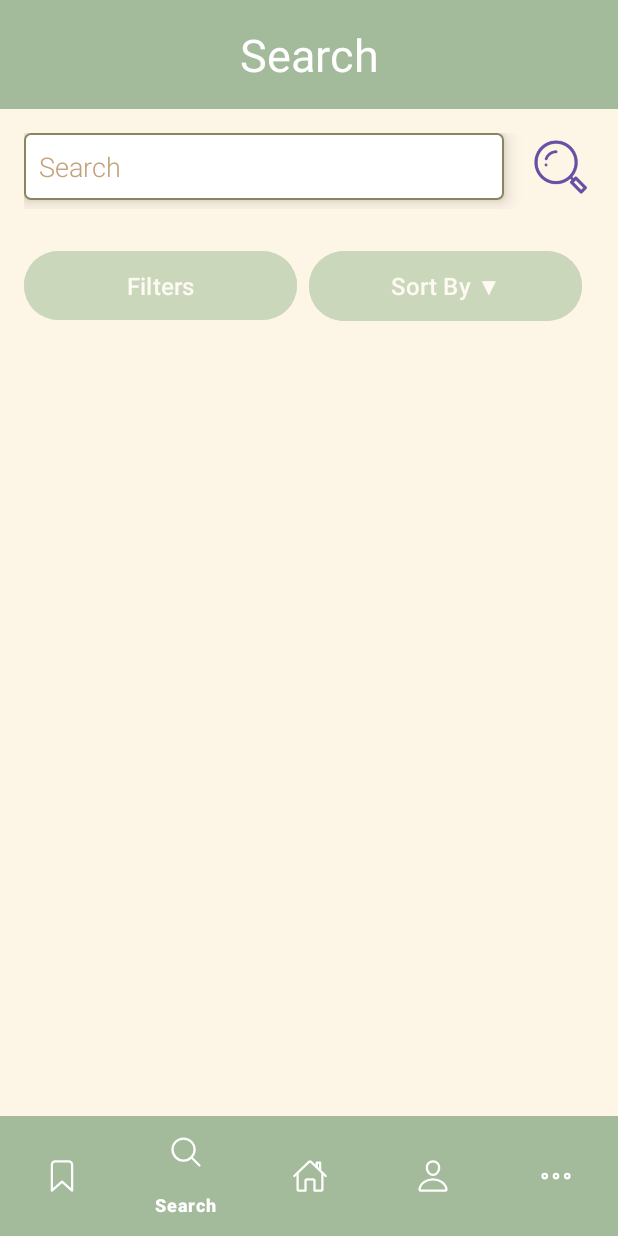
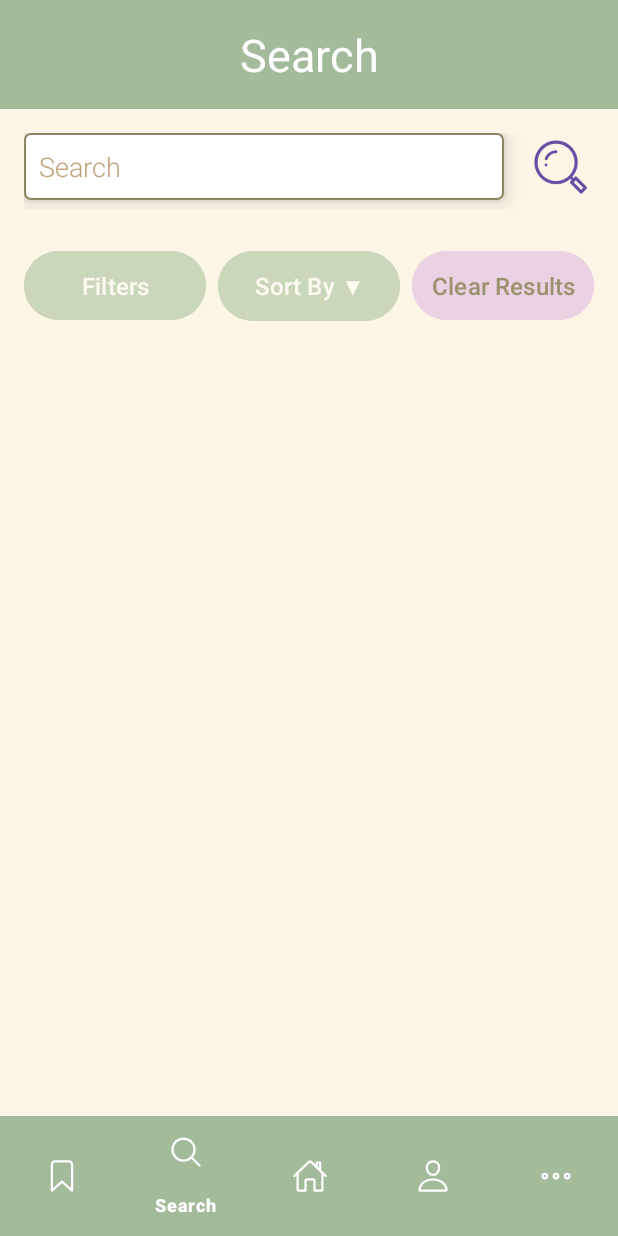
Before and after one commit to ittybittyfishy/Bookit, an Android app: the fragment SearchFragment placed in its activity, item 2 of the bottom bar chosen, on a phone screen of 412 x 824 dp. Run offline under Robolectric (Android 15) with nearby library versions, the phone set to English and light mode, and no system bars; our stand-ins replace CircleImageView, Firebase (no records; nobody signed in at launch, a user with empty details on screens opened directly); pictures from the network do not load.

Commit message:
Clear filters work, search button clears option, clear button stays visible, stuff works except for the filtering is all wonkey now

```diff
--- a/BookNook/app/src/main/java/com/example/booknook/fragments/SearchFragment.kt
+++ b/BookNook/app/src/main/java/com/example/booknook/fragments/SearchFragment.kt
@@ -62,6 +62,9 @@ class SearchFragment : Fragment(), BookAdapter.RecyclerViewEvent {
         bookAdapter = BookAdapter(bookList, this)
         recyclerView.adapter = bookAdapter
 
+        filtersButton.alpha = 0.5f
+        sortByButton.alpha = 0.5f
+
         // Check for clear search flag in arguments
         arguments?.getBoolean("clearSearch")?.let { shouldClearSearch ->
             if (shouldClearSearch) {
@@ -71,7 +74,7 @@ class SearchFragment : Fragment(), BookAdapter.RecyclerViewEvent {
 
         searchButton.setOnClickListener {
             performSearch()
-            clearResultsButton.visibility = View.VISIBLE
+            showClearButton() // Make sure the clear button is visible after performing a search
         }
 
         clearResultsButton.setOnClickListener {
@@ -83,44 +86,44 @@ class SearchFragment : Fragment(), BookAdapter.RecyclerViewEvent {
                 Toast.makeText(activity, "Please enter a search query first", Toast.LENGTH_SHORT).show()
             } else {
                 navigateToFilters()
+                showClearButton() // Keep the clear button visible when applying filters
+                // Set alpha back to 1.0 (fully visible) when there's a valid query
+                sortByButton.alpha = 1.0f
             }
         }
 
         sortByButton.setOnClickListener {
             if (currentQuery.isNullOrBlank()) {
                 Toast.makeText(activity, "Please enter a search query first", Toast.LENGTH_SHORT).show()
+                // Set alpha to 0.5 if no query is entered
             } else {
                 showSortByMenu()
+                // Set alpha back to 1.0 (fully visible) when there's a valid query
+                sortByButton.alpha = 1.0f
             }
         }
+
 
         handleArguments()
     }
 
-
-
-    // Correct version of clearSearchResults method
     fun clearSearchResults() {
         view?.post {
             searchEditText.setText("") // Ensure the search bar text is cleared
         }
-        bookList.clear()
-        bookAdapter.notifyDataSetChanged()
-        noResultsTextView.visibility = View.GONE
+        bookList.clear() // Clear the book list
+        bookAdapter.notifyDataSetChanged() // Notify the adapter that data has changed
+        noResultsTextView.visibility = View.GONE // Hide the "no results" text
 
-        // Only hide the clear button if the results are fully cleared
-        if (searchEditText.text.isEmpty()) {
+        // Only hide the clear button if both the search text and filters are cleared
+        if (searchEditText.text.isEmpty() && includeGenres.isEmpty() && excludeGenres.isEmpty()) {
             clearResultsButton.visibility = View.GONE
         }
-
-        filtersButton.isEnabled = false
-        filtersButton.alpha = 0.5f
-        sortByButton.isEnabled = false
-        sortByButton.alpha = 0.5f
     }
 
-
-
+    private fun showClearButton() {
+        clearResultsButton.visibility = View.VISIBLE // Ensure the clear button is always shown when results or filters are present
+    }
 
     private fun setupRecyclerViewScrollListener() {
         scrollListener = object : RecyclerView.OnScrollListener() {
@@ -191,6 +194,9 @@ class SearchFragment : Fragment(), BookAdapter.RecyclerViewEvent {
         } else {
             filterText
         }
+
+        // Ensure the clear button is visible when filters are applied
+        showClearButton()
     }
 
     private fun performSearch() {
@@ -221,6 +227,9 @@ class SearchFragment : Fragment(), BookAdapter.RecyclerViewEvent {
 
             isSearching = false
             searchButton.isEnabled = true
+
+            // Ensure the clear button is visible after searching
+            showClearButton()
         }
     }
 
```
